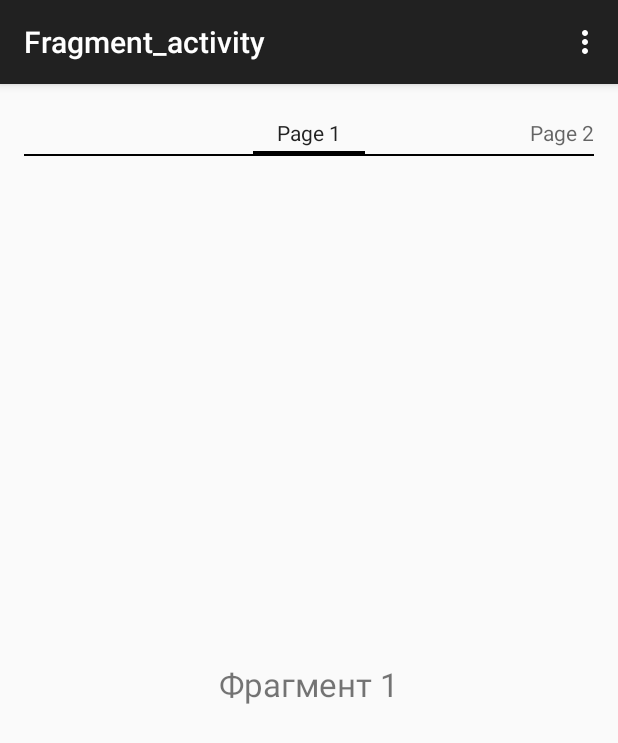
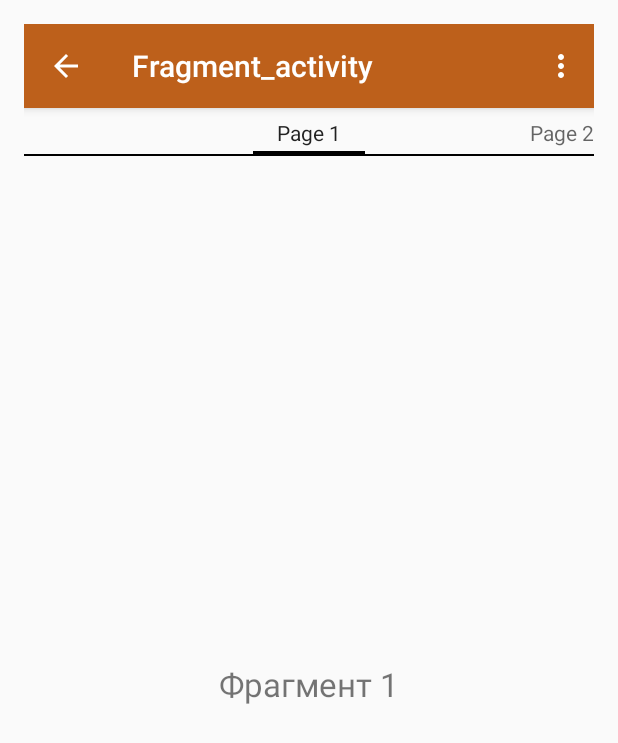
Before and after one commit to JokerDvD/E_sapa_ver_3_00, an Android app: the screen it shows after launch (Fragment_activity), on a phone screen of 412 x 824 dp. Shown: the top 743 px of the screen. Run offline under Robolectric (Android 15) with nearby library versions, the light colour scheme and no system bars; libraries missing offline, so code that uses them is left out: com.mikepenz.materialdrawer; 2 statements that could not run were skipped.

Commit message:
add NaviigationDrawer and add toolbar

```diff
--- a/app/build.gradle
+++ b/app/build.gradle
@@ -22,4 +22,7 @@ android {
 dependencies {
     compile fileTree(dir: 'libs', include: ['*.jar'])
     compile 'com.android.support:appcompat-v7:23.0.1'
+    compile('com.mikepenz:materialdrawer:3.1.2@aar') {
+        transitive = true
+    }
 }
--- a/app/src/main/java/com/example/admin/e_sapa_ver_3_00/Fragment_activity.java
+++ b/app/src/main/java/com/example/admin/e_sapa_ver_3_00/Fragment_activity.java
@@ -3,19 +3,57 @@ package com.example.admin.e_sapa_ver_3_00;
 import android.os.Bundle;
 import android.support.v4.view.ViewPager;
 import android.support.v7.app.AppCompatActivity;
+import android.support.v7.widget.Toolbar;
 import android.view.Menu;
 import android.view.MenuItem;
+import android.view.View;
+import android.widget.AdapterView;
+
+import com.mikepenz.materialdrawer.Drawer;
+import com.mikepenz.materialdrawer.DrawerBuilder;
+import com.mikepenz.materialdrawer.model.SecondaryDrawerItem;
+import com.mikepenz.materialdrawer.model.interfaces.IDrawerItem;
+import com.mikepenz.materialdrawer.model.interfaces.Nameable;
+
 public class Fragment_activity extends AppCompatActivity {
+    private Toolbar toolbar;
+    private DrawerBuilder builder;
 
     @Override
     protected void onCreate(Bundle savedInstanceState) {
         super.onCreate(savedInstanceState);
         setContentView(R.layout.activity_fragment_activity);
-        ViewPager pager=(ViewPager)findViewById(R.id.pager);
-        pager.setAdapter(new MyAdapter(this,getSupportFragmentManager()));
+        ViewPager pager = (ViewPager) findViewById(R.id.pager);
+        pager.setAdapter(new MyAdapter(this, getSupportFragmentManager()));
 //        pager.setPageTransformer(true, new ZoomOutPageTransformer());
-        pager.setPageTransformer(true,new DepthPageTransformer());
+        pager.setPageTransformer(true, new DepthPageTransformer());
+        setToolbar();
+        builder=new DrawerBuilder().withActivity(this).withToolbar(toolbar).addDrawerItems(
+                new SecondaryDrawerItem().withIcon(R.drawable.setting_icon).withName(R.string.action_settings).setEnabled(true)
+        )
+                .withOnDrawerItemClickListener(new Drawer.OnDrawerItemClickListener() {
+                    @Override
+                    public boolean onItemClick(AdapterView<?> adapterView, View view, int i, long l, IDrawerItem drawerItem) {
 
+                        if (drawerItem != null) {
+                            if (drawerItem instanceof Nameable) {
+                                toolbar.setTitle(((Nameable)
+                                        drawerItem).getNameRes());
+                            }
+                        }
+
+                        return false;
+                    }
+                });
+
+        Drawer drawer=builder.build();
+
+    }
+
+    private void setToolbar() {
+        toolbar = (Toolbar) findViewById(R.id.toolbar);
+        setSupportActionBar(toolbar);
+        getSupportActionBar().setDisplayHomeAsUpEnabled(true);
     }
 
     @Override
--- a/app/src/main/res/layout/activity_fragment_activity.xml
+++ b/app/src/main/res/layout/activity_fragment_activity.xml
@@ -2,17 +2,30 @@
     xmlns:tools="http://schemas.android.com/tools"
     android:layout_width="match_parent"
     android:layout_height="match_parent"
+    xmlns:app="http://schemas.android.com/apk/res-auto"
     android:paddingBottom="@dimen/activity_vertical_margin"
     android:paddingLeft="@dimen/activity_horizontal_margin"
     android:paddingRight="@dimen/activity_horizontal_margin"
     android:paddingTop="@dimen/activity_vertical_margin"
     tools:context="com.example.admin.e_sapa_ver_3_00.Fragment_activity">
-
+    <android.support.v7.widget.Toolbar
+        android:id="@+id/toolbar"
+        android:layout_width="match_parent"
+        android:layout_height="wrap_content"
+        android:background="#BD601B"
+        android:elevation="4dp"
+        android:minHeight="?attr/actionBarSize"
+        android:transitionName="actionBar"
+        style="@style/HeaderBar"
+        app:theme="@style/ActionBarThemeOverlay"
+        app:popupTheme="@style/ActionBarPopupThemeOverlay"
+        />
     <android.support.v4.view.ViewPager
         xmlns:android="http://schemas.android.com/apk/res/android"
         android:id="@+id/pager"
         android:layout_width="match_parent"
-        android:layout_height="match_parent">
+        android:layout_height="match_parent"
+        android:layout_below="@+id/toolbar">
 
         <android.support.v4.view.PagerTabStrip
             android:layout_width="match_parent"
--- a/app/src/main/res/values/strings.xml
+++ b/app/src/main/res/values/strings.xml
@@ -2,7 +2,7 @@
     <string name="app_name">E_sapa_ver_3_00</string>
 
     <string name="hello_world">Hello world!</string>
-    <string name="action_settings">Settings</string>
+    <string name="action_settings">Настройки</string>
     <string name="title_activity_fragment_activity">Fragment_activity</string>
 
 <!-- TODO: Remove or change this placeholder text -->
--- a/app/src/main/res/values/styles.xml
+++ b/app/src/main/res/values/styles.xml
@@ -1,8 +1,24 @@
 <resources>
 
     <!-- Base application theme. -->
-    <style name="AppTheme" parent="Theme.AppCompat.Light.DarkActionBar">
+    <style name="AppTheme" parent="Theme.AppCompat.Light.NoActionBar">
         <!-- Customize your theme here. -->
     </style>
 
+    <style name="ActionBarThemeOverlay" parent="">
+        <item name="android:textColorPrimary">#fff</item>
+        <item name="colorControlNormal">#fff</item>
+        <item name="colorControlHighlight">#3fff</item>
+    </style>
+
+    <style name="HeaderBar">
+        <item name="android:background">?colorPrimary</item>
+    </style>
+
+    <style name="ActionBarPopupThemeOverlay" parent="ThemeOverlay.AppCompat.Light" >
+        <item name="android:background">@android:color/white</item>
+        <item name="android:textColor">#000</item>
+    </style>
+
+
 </resources>
```
Also changed, not shown: app/src/main/res/drawable/setting_icon.png (added), 1 other file.
